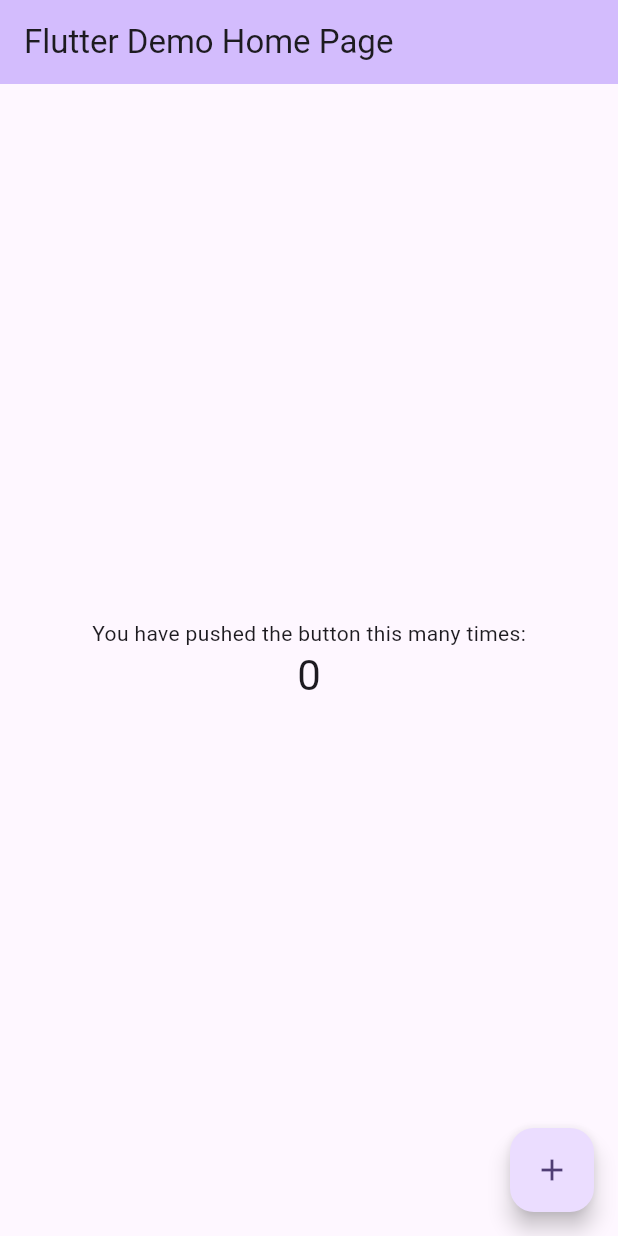
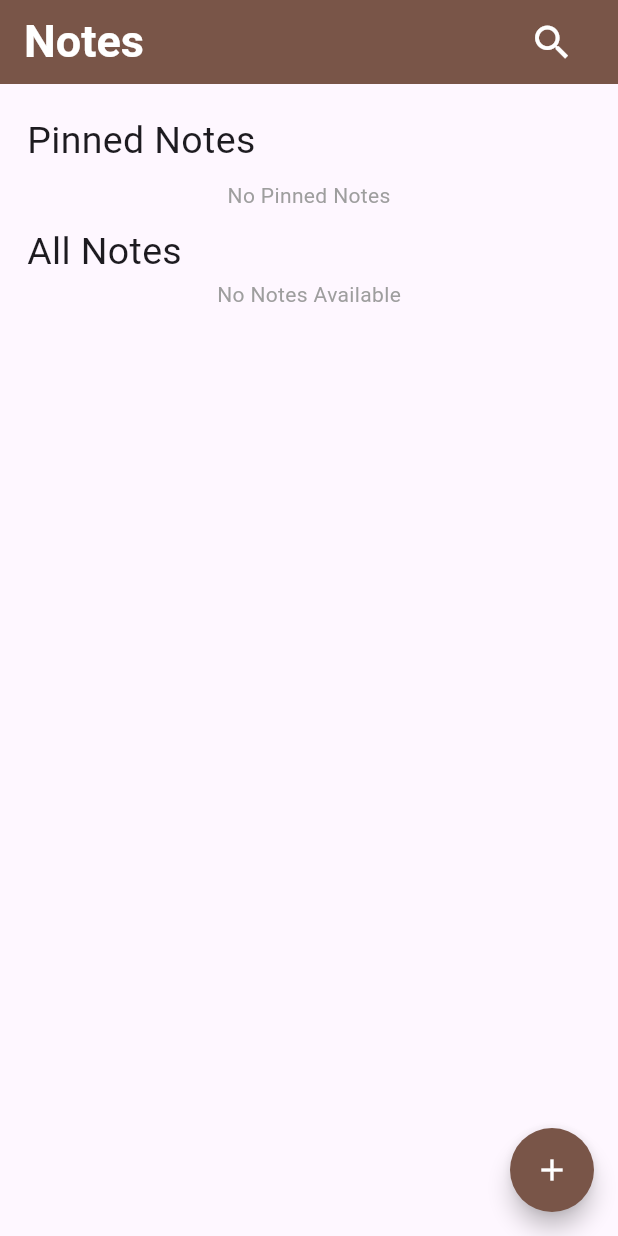
Before and after one commit to Dana-Morgan/note_app, a Flutter app: the screen it shows after launch, on a phone screen of 412 x 824 dp. Run offline on Flutter 3.47's test engine with Material 3 defaults, Android fonts, the phone set to English and light mode, and no system bars; our stand-ins replace go_router.

Commit message:
restructure files, add and edit features, search feature

```diff
--- a/lib/main.dart
+++ b/lib/main.dart
@@ -1,4 +1,5 @@
 import 'package:flutter/material.dart';
+import 'package:note_app/router/router.dart';
 
 void main() {
   runApp(const MyApp());
@@ -7,116 +8,15 @@ void main() {
 class MyApp extends StatelessWidget {
   const MyApp({super.key});
 
-  // This widget is the root of your application.
   @override
   Widget build(BuildContext context) {
-    return MaterialApp(
-      title: 'Flutter Demo',
+    return MaterialApp.router(
+      debugShowCheckedModeBanner: false,
+      title: 'Notes App',
       theme: ThemeData(
-        // This is the theme of your application.
-        //
-        // TRY THIS: Try running your application with "flutter run". You'll see
-        // the application has a purple toolbar. Then, without quitting the app,
-        // try changing the seedColor in the colorScheme below to Colors.green
-        // and then invoke "hot reload" (save your changes or press the "hot
-        // reload" button in a Flutter-supported IDE, or press "r" if you used
-        // the command line to start the app).
-        //
-        // Notice that the counter didn't reset back to zero; the application
-        // state is not lost during the reload. To reset the state, use hot
-        // restart instead.
-        //
-        // This works for code too, not just values: Most code changes can be
-        // tested with just a hot reload.
         colorScheme: ColorScheme.fromSeed(seedColor: Colors.deepPurple),
       ),
-      home: const MyHomePage(title: 'Flutter Demo Home Page'),
+      routerConfig: appRouter,
     );
   }
 }
-
-class MyHomePage extends StatefulWidget {
-  const MyHomePage({super.key, required this.title});
-
-  // This widget is the home page of your application. It is stateful, meaning
-  // that it has a State object (defined below) that contains fields that affect
-  // how it looks.
-
-  // This class is the configuration for the state. It holds the values (in this
-  // case the title) provided by the parent (in this case the App widget) and
-  // used by the build method of the State. Fields in a Widget subclass are
-  // always marked "final".
-
-  final String title;
-
-  @override
-  State<MyHomePage> createState() => _MyHomePageState();
-}
-
-class _MyHomePageState extends State<MyHomePage> {
-  int _counter = 0;
-
-  void _incrementCounter() {
-    setState(() {
-      // This call to setState tells the Flutter framework that something has
-      // changed in this State, which causes it to rerun the build method below
-      // so that the display can reflect the updated values. If we changed
-      // _counter without calling setState(), then the build method would not be
-      // called again, and so nothing would appear to happen.
-      _counter++;
-    });
-  }
-
-  @override
-  Widget build(BuildContext context) {
-    // This method is rerun every time setState is called, for instance as done
-    // by the _incrementCounter method above.
-    //
-    // The Flutter framework has been optimized to make rerunning build methods
-    // fast, so that you can just rebuild anything that needs updating rather
-    // than having to individually change instances of widgets.
-    return Scaffold(
-      appBar: AppBar(
-        // TRY THIS: Try changing the color here to a specific color (to
-        // Colors.amber, perhaps?) and trigger a hot reload to see the AppBar
-        // change color while the other colors stay the same.
-        backgroundColor: Theme.of(context).colorScheme.inversePrimary,
-        // Here we take the value from the MyHomePage object that was created by
-        // the App.build method, and use it to set our appbar title.
-        title: Text(widget.title),
-      ),
-      body: Center(
-        // Center is a layout widget. It takes a single child and positions it
-        // in the middle of the parent.
-        child: Column(
-          // Column is also a layout widget. It takes a list of children and
-          // arranges them vertically. By default, it sizes itself to fit its
-          // children horizontally, and tries to be as tall as its parent.
-          //
-          // Column has various properties to control how it sizes itself and
-          // how it positions its children. Here we use mainAxisAlignment to
-          // center the children vertically; the main axis here is the vertical
-          // axis because Columns are vertical (the cross axis would be
-          // horizontal).
-          //
-          // TRY THIS: Invoke "debug painting" (choose the "Toggle Debug Paint"
-          // action in the IDE, or press "p" in the console), to see the
-          // wireframe for each widget.
-          mainAxisAlignment: MainAxisAlignment.center,
-          children: <Widget>[
-            const Text('You have pushed the button this many times:'),
-            Text(
-              '$_counter',
-              style: Theme.of(context).textTheme.headlineMedium,
-            ),
-          ],
-        ),
-      ),
-      floatingActionButton: FloatingActionButton(
-        onPressed: _incrementCounter,
-        tooltip: 'Increment',
-        child: const Icon(Icons.add),
-      ), // This trailing comma makes auto-formatting nicer for build methods.
-    );
-  }
-}
--- /dev/null
+++ b/lib/models/note.dart
@@ -0,0 +1,69 @@
+import 'dart:math';
+
+import 'package:flutter/material.dart';
+
+class Note {
+  final int id;
+  final String title;
+  final String content;
+  final DateTime createdAt;
+  final DateTime? updatedAt;
+  final bool isPinned;
+  final Color? noteColor;
+  bool isSaved;
+  static int counter=0;
+
+  Note({
+    this.title = '',
+    this.content = '',
+    DateTime? createdAt,
+    this.updatedAt,
+    this.isPinned = false,
+    this.isSaved = false
+  })  : createdAt = createdAt ?? DateTime.now(),
+        noteColor = chooseColor(),
+        id = ++counter;
+
+
+// add this to theme
+  static final List<Color> cardColors = [
+    Colors.orange.shade50,
+    Colors.orange.shade100,
+    Colors.orange.shade200,
+    Colors.brown.shade200,
+    Colors.brown.shade100,
+    Colors.red.shade50,
+    Colors.red.shade100,
+    Colors.red.shade200,
+    Colors.amber.shade50,
+    Colors.amber.shade100,
+    Colors.amber.shade200,
+    Colors.deepOrange.shade50,
+    Colors.deepOrange.shade100,
+    Colors.deepOrange.shade200,
+    Colors.yellow.shade50,
+    Colors.yellow.shade100,
+  ];
+
+  static Color chooseColor() {
+    final random = Random();
+    Color color = cardColors[random.nextInt(cardColors.length)];
+    return color;
+  }
+
+  Note copyWith({
+    String? title,
+    String? content,
+    bool? isSaved,
+    bool? isPinned,
+  }) {
+    return Note(
+      title: title ?? this.title,
+      isPinned: isPinned ?? this.isPinned,
+      isSaved: isSaved ?? this.isSaved,
+      content: content ?? this.content,
+      updatedAt: DateTime.now(),
+
+    );
+  }
+}
--- /dev/null
+++ b/lib/repositories/note_repository.dart
@@ -0,0 +1,26 @@
+import 'package:note_app/models/note.dart';
+
+class NoteRepository {
+
+  final List<Note> notes = [];
+
+  static final NoteRepository _instance = NoteRepository._internal();
+  factory NoteRepository() {
+    return _instance;
+  }
+
+  NoteRepository._internal();
+
+  void addNote(Note note) {
+    notes.add(note);
+  }
+
+
+  void updateNote(Note newNote, Note oldNote) {
+    int index = notes.indexWhere((note) => note == oldNote);
+    if (index != -1) {
+      notes[index] = newNote;
+    }
+   }
+
+}
--- /dev/null
+++ b/lib/router/router.dart
@@ -0,0 +1,30 @@
+import 'package:go_router/go_router.dart';
+import 'package:note_app/views/pages/note_screen.dart';
+import 'package:note_app/models/note.dart';
+
+import '../views/pages/notes_list_screen.dart';
+
+class ScreenPaths {
+  static const String notesList = '/';
+  static const String note = '/note';
+}
+
+final appRouter = GoRouter(
+  routes: [
+    GoRoute(
+      path: ScreenPaths.notesList,
+      name: 'home',
+      builder: (context, state) => NotesListPage(),
+    ),
+    GoRoute(
+      path: '/note/:mode',
+      name: 'note',
+      builder: (context, state) {
+        final note = state.extra as Note;
+        final isEdit = state.pathParameters['mode'] == 'edit';
+        return NotePage(note: note, isEdit: isEdit);
+      },
+    ),
+
+  ],
+);
--- /dev/null
+++ b/lib/views/pages/notes_list_screen.dart
@@ -0,0 +1,142 @@
+import 'package:flutter/material.dart';
+import 'package:go_router/go_router.dart';
+import 'package:note_app/models/note.dart';
+import 'package:note_app/views/widgets/note_card.dart';
+import 'package:note_app/repositories/note_repository.dart';
+
+class NotesListPage extends StatefulWidget {
+  NotesListPage({super.key});
+
+  @override
+  State<NotesListPage> createState() => _NotesListPageState();
+}
+
+class _NotesListPageState extends State<NotesListPage> {
+  final noteRepo = NoteRepository();
+  final TextEditingController _searchController = TextEditingController();
+
+  bool isSearchClicked = false;
+  String searchText = "";
+
+  @override
+  Widget build(BuildContext context) {
+    final notes = noteRepo.notes;
+
+    final filteredNotes = notes.where((note) {
+      return note.title.toLowerCase().contains(searchText.toLowerCase());
+    }).toList();
+
+    return Scaffold(
+      appBar: AppBar(
+        backgroundColor: Colors.brown,
+        title: isSearchClicked
+            ? Container(
+          height: 40,
+          decoration: BoxDecoration(
+            color: Colors.white,
+            borderRadius: BorderRadius.circular(20),
+          ),
+          child: TextField(
+            controller: _searchController,
+            onChanged: (value) {
+              setState(() {
+                searchText = value;
+              });
+            },
+            decoration: const InputDecoration(
+              contentPadding:
+              EdgeInsets.only(left: 16, bottom: 2),
+              border: InputBorder.none,
+              hintStyle: TextStyle(color: Colors.black),
+              hintText: 'Search..',
+            ),
+          ),
+        )
+            : const Text(
+          'Notes',
+          style: TextStyle(
+            fontWeight: FontWeight.bold,
+            fontSize: 30,
+            color: Colors.white,
+          ),
+        ),
+        actions: [
+          Padding(
+            padding: const EdgeInsets.symmetric(horizontal: 20, vertical: 5),
+            child: Container(
+              decoration: const BoxDecoration(
+                borderRadius: BorderRadius.all(Radius.circular(10)),
+              ),
+              child: IconButton(
+                onPressed: () {
+                  setState(() {
+                    isSearchClicked = !isSearchClicked;
+                    if (!isSearchClicked) {
+                      _searchController.clear();
+                      searchText = "";
+                    }
+                  });
+                },
+                icon: Icon(
+                  isSearchClicked ? Icons.close : Icons.search,
+                  size: 30,
+                  color: Colors.white,
+                ),
+              ),
+            ),
+          ),
+        ],
+      ),
+      floatingActionButton: FloatingActionButton(
+        backgroundColor: Colors.brown,
+        onPressed: () {
+          context.goNamed(
+            'note',
+            pathParameters: {'mode': 'edit'},
+            extra: Note(),
+          );
+        },
+        shape: const CircleBorder(),
+        child: const Icon(Icons.add, color: Colors.white),
+      ),
+      body: Padding(
+        padding: const EdgeInsets.symmetric(horizontal: 10, vertical: 20),
+        child: ListView(
+          children: [
+            const Padding(
+              padding: EdgeInsets.only(left: 8.0, bottom: 8),
+              child: Text('Pinned Notes', style: TextStyle(fontSize: 25)),
+            ),
+            if (filteredNotes.where((n) => n.isPinned).isEmpty)
+              const Center(
+                child: Text(
+                  'No Pinned Notes',
+                  style: TextStyle(color: Colors.grey),
+                ),
+              )
+            else
+              ...filteredNotes
+                  .where((note) => note.isPinned)
+                  .map((note) => NoteCard(note: note)),
+
+            const Padding(
+              padding: EdgeInsets.only(left: 8.0, top: 10),
+              child: Text('All Notes', style: TextStyle(fontSize: 25)),
+            ),
+            if (filteredNotes.where((n) => !n.isPinned).isEmpty)
+              const Center(
+                child: Text(
+                  'No Notes Available',
+                  style: TextStyle(color: Colors.grey),
+                ),
+              )
+            else
+              ...filteredNotes
+                  .where((note) => !note.isPinned)
+                  .map((note) => NoteCard(note: note)),
+          ],
+        ),
+      ),
+    );
+  }
+}
--- a/pubspec.yaml
+++ b/pubspec.yaml
@@ -34,6 +34,7 @@ dependencies:
   # The following adds the Cupertino Icons font to your application.
   # Use with the CupertinoIcons class for iOS style icons.
   cupertino_icons: ^1.0.8
+  go_router: ^16.1.0
 
 dev_dependencies:
   flutter_test:
```
Also changed, not shown: lib/views/pages/note_screen.dart (added, +143 -0 lines), lib/views/widgets/action_icon.dart (added, +28 -0 lines), lib/views/widgets/note_card.dart (added, +44 -0 lines), lib/views/widgets/note_display_mode.dart (added, +47 -0 lines), lib/views/widgets/note_edit_mode.dart (added, +53 -0 lines), pubspec.lock.
